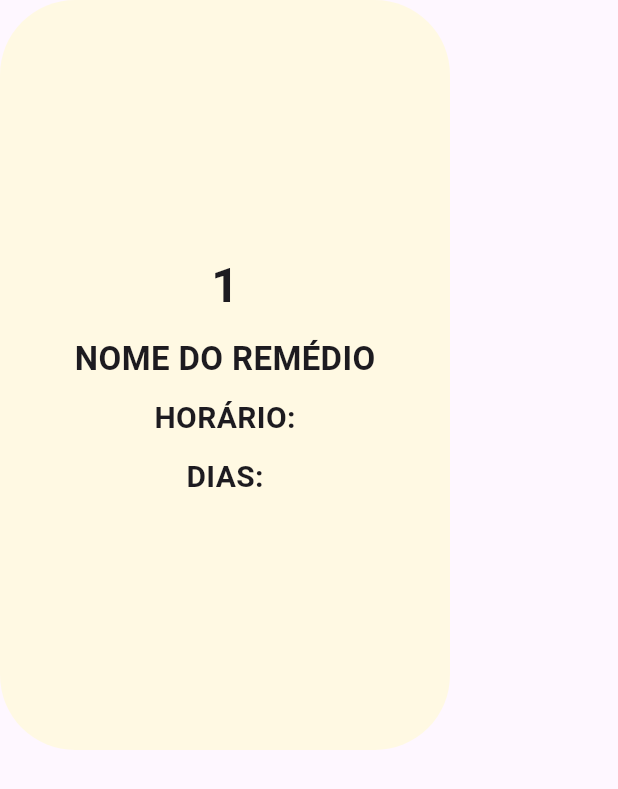
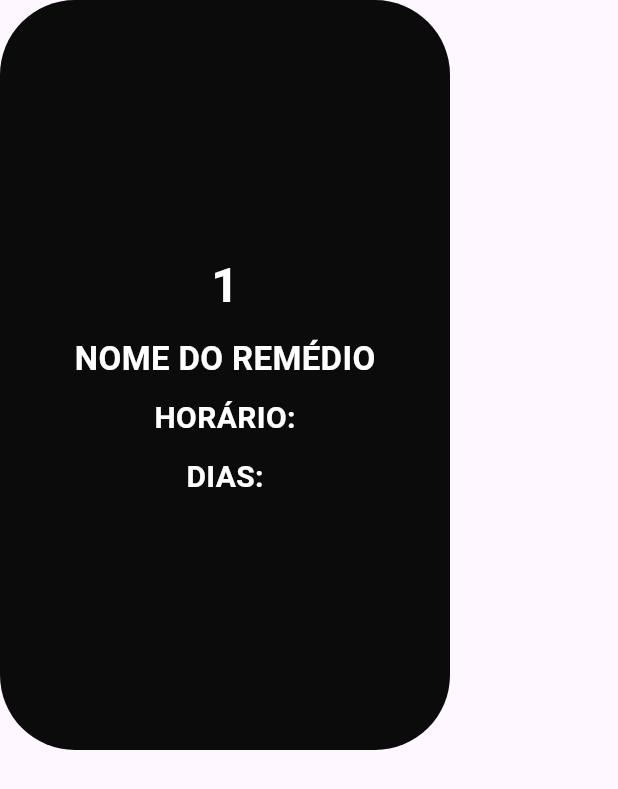
Before and after one commit to HenriqueSoares28/pillbox, a Flutter app: the OvalWidget widget shown alone on an empty page, opened directly, on a phone screen of 412 x 824 dp. Shown: the top 789 px of the screen. Run offline on Flutter 3.47's test engine with Material 3 defaults, Android fonts, the phone set to English and light mode, and no system bars.

Commit message:
feat: Update visualizarRemedio widget with new design
The code changes in the visualizarRemedio.dart file update the widget's design by changing the background color to black and updating the text colors to white. This commit message follows the convention of starting with a type (feat for feature) and providing a concise and clear description of the changes made.

```diff
--- a/lib/visualizarRemedio.dart
+++ b/lib/visualizarRemedio.dart
@@ -8,7 +8,7 @@ class OvalWidget extends StatelessWidget {
         width: 300,
         height: 500,
         decoration: BoxDecoration(
-        color: const Color.fromARGB(245, 255, 249, 226),
+          color: const Color.fromARGB(255, 11, 11, 11),
           borderRadius: BorderRadius.circular(50),
         ),
         child: const Column(
@@ -16,22 +16,38 @@ class OvalWidget extends StatelessWidget {
           children: [
             Text(
               '1',
-            style: TextStyle(fontSize: 32, fontWeight: FontWeight.bold),
+              style: TextStyle(
+                fontSize: 32,
+                fontWeight: FontWeight.bold,
+                color: Colors.white,
+              ),
             ),
             SizedBox(height: 10),
             Text(
               'NOME DO REMÉDIO',
-            style: TextStyle(fontSize: 22, fontWeight: FontWeight.bold),
+              style: TextStyle(
+                fontSize: 22,
+                fontWeight: FontWeight.bold,
+                color: Colors.white,
+              ),
             ),
             SizedBox(height: 10),
             Text(
               'HORÁRIO:',
-            style: TextStyle(fontSize: 20, fontWeight: FontWeight.bold),
+              style: TextStyle(
+                fontSize: 20,
+                fontWeight: FontWeight.bold,
+                color: Colors.white,
+              ),
             ),
             SizedBox(height: 10),
             Text(
               'DIAS:',
-            style: TextStyle(fontSize: 20, fontWeight: FontWeight.bold),
+              style: TextStyle(
+                fontSize: 20,
+                fontWeight: FontWeight.bold,
+                color: Colors.white,
+              ),
             ),
           ],
         ),
```
Lines whose indentation alone changed are shown as unchanged.
